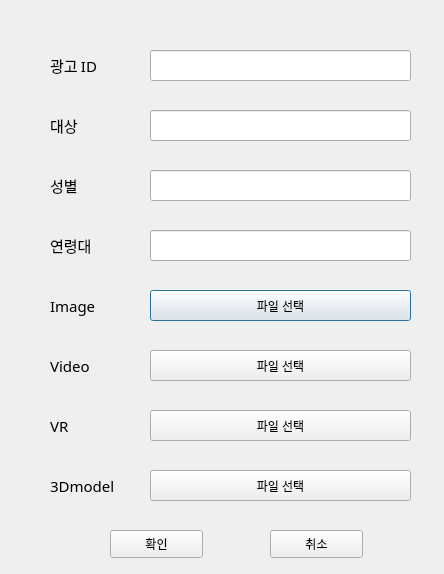
This is UI/addUI.ui in sannyuni33/smartAD as Qt 5 draws it before an edit. The edited form follows.
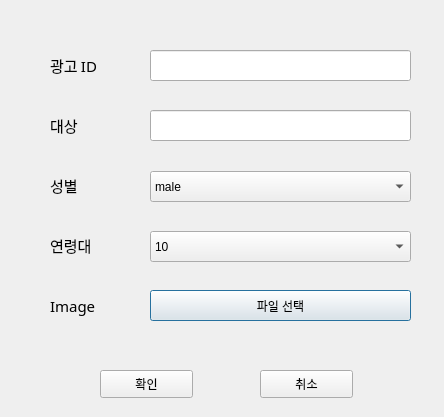
This is the edited form.

```diff
--- a/UI/addUI.ui
+++ b/UI/addUI.ui
@@ -7,7 +7,7 @@
     <x>0</x>
     <y>0</y>
     <width>444</width>
-    <height>574</height>
+    <height>417</height>
    </rect>
   </property>
   <property name="windowTitle">
@@ -32,25 +32,8 @@
      <height>31</height>
     </rect>
    </property>
-  </widget>
-  <widget class="QLineEdit" name="lineEdit_3">
-   <property name="geometry">
-    <rect>
-     <x>150</x>
-     <y>170</y>
-     <width>261</width>
-     <height>31</height>
-    </rect>
-   </property>
-  </widget>
-  <widget class="QLineEdit" name="lineEdit_4">
-   <property name="geometry">
-    <rect>
-     <x>150</x>
-     <y>230</y>
-     <width>261</width>
-     <height>31</height>
-    </rect>
+   <property name="text">
+    <string/>
    </property>
   </widget>
   <widget class="QLabel" name="label">
@@ -158,69 +141,6 @@
     <string>Image</string>
    </property>
   </widget>
-  <widget class="QLabel" name="label_6">
-   <property name="geometry">
-    <rect>
-     <x>50</x>
-     <y>350</y>
-     <width>71</width>
-     <height>31</height>
-    </rect>
-   </property>
-   <property name="font">
-    <font>
-     <family>Agency FB</family>
-     <pointsize>11</pointsize>
-     <weight>50</weight>
-     <bold>false</bold>
-    </font>
-   </property>
-   <property name="text">
-    <string>Video</string>
-   </property>
-  </widget>
-  <widget class="QLabel" name="label_7">
-   <property name="geometry">
-    <rect>
-     <x>50</x>
-     <y>410</y>
-     <width>71</width>
-     <height>31</height>
-    </rect>
-   </property>
-   <property name="font">
-    <font>
-     <family>Agency FB</family>
-     <pointsize>11</pointsize>
-     <weight>50</weight>
-     <bold>false</bold>
-    </font>
-   </property>
-   <property name="text">
-    <string>VR</string>
-   </property>
-  </widget>
-  <widget class="QLabel" name="label_8">
-   <property name="geometry">
-    <rect>
-     <x>50</x>
-     <y>470</y>
-     <width>71</width>
-     <height>31</height>
-    </rect>
-   </property>
-   <property name="font">
-    <font>
-     <family>Agency FB</family>
-     <pointsize>11</pointsize>
-     <weight>50</weight>
-     <bold>false</bold>
-    </font>
-   </property>
-   <property name="text">
-    <string>3Dmodel</string>
-   </property>
-  </widget>
   <widget class="QPushButton" name="pushButton">
    <property name="geometry">
     <rect>
@@ -234,50 +154,11 @@
     <string>파일 선택</string>
    </property>
   </widget>
-  <widget class="QPushButton" name="pushButton_2">
-   <property name="geometry">
-    <rect>
-     <x>150</x>
-     <y>350</y>
-     <width>261</width>
-     <height>31</height>
-    </rect>
-   </property>
-   <property name="text">
-    <string>파일 선택</string>
-   </property>
-  </widget>
-  <widget class="QPushButton" name="pushButton_3">
-   <property name="geometry">
-    <rect>
-     <x>150</x>
-     <y>410</y>
-     <width>261</width>
-     <height>31</height>
-    </rect>
-   </property>
-   <property name="text">
-    <string>파일 선택</string>
-   </property>
-  </widget>
-  <widget class="QPushButton" name="pushButton_4">
-   <property name="geometry">
-    <rect>
-     <x>150</x>
-     <y>470</y>
-     <width>261</width>
-     <height>31</height>
-    </rect>
-   </property>
-   <property name="text">
-    <string>파일 선택</string>
-   </property>
-  </widget>
   <widget class="QPushButton" name="pushButton_5">
    <property name="geometry">
     <rect>
-     <x>110</x>
-     <y>530</y>
+     <x>100</x>
+     <y>370</y>
      <width>93</width>
      <height>28</height>
     </rect>
@@ -289,8 +170,8 @@
   <widget class="QPushButton" name="pushButton_6">
    <property name="geometry">
     <rect>
-     <x>270</x>
-     <y>530</y>
+     <x>260</x>
+     <y>370</y>
      <width>93</width>
      <height>28</height>
     </rect>
@@ -299,6 +180,66 @@
     <string>취소</string>
    </property>
   </widget>
+  <widget class="QComboBox" name="comboBox">
+   <property name="geometry">
+    <rect>
+     <x>150</x>
+     <y>171</y>
+     <width>261</width>
+     <height>31</height>
+    </rect>
+   </property>
+   <item>
+    <property name="text">
+     <string>male</string>
+    </property>
+   </item>
+   <item>
+    <property name="text">
+     <string>female</string>
+    </property>
+   </item>
+  </widget>
+  <widget class="QComboBox" name="comboBox_2">
+   <property name="geometry">
+    <rect>
+     <x>150</x>
+     <y>231</y>
+     <width>261</width>
+     <height>31</height>
+    </rect>
+   </property>
+   <item>
+    <property name="text">
+     <string>10</string>
+    </property>
+   </item>
+   <item>
+    <property name="text">
+     <string>20</string>
+    </property>
+   </item>
+   <item>
+    <property name="text">
+     <string>30</string>
+    </property>
+   </item>
+   <item>
+    <property name="text">
+     <string>40</string>
+    </property>
+   </item>
+   <item>
+    <property name="text">
+     <string>50</string>
+    </property>
+   </item>
+   <item>
+    <property name="text">
+     <string>60</string>
+    </property>
+   </item>
+  </widget>
  </widget>
  <resources/>
  <connections/>
```
Left out of the diff: 7 changed lines with no effect on the pictures.
